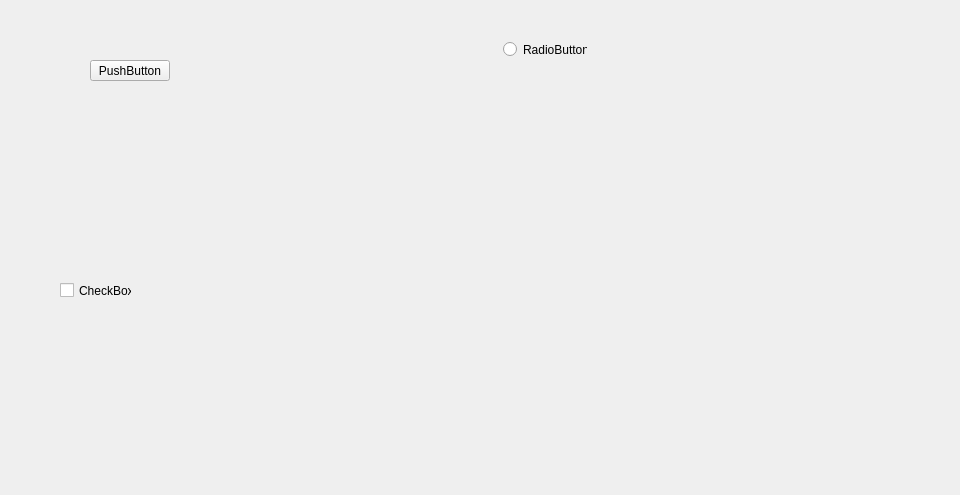
This is FinancialManager/Content/overviewwidget.ui in Aethermeister/FinancialManager as Qt 5 draws it before an edit. The edited form follows.
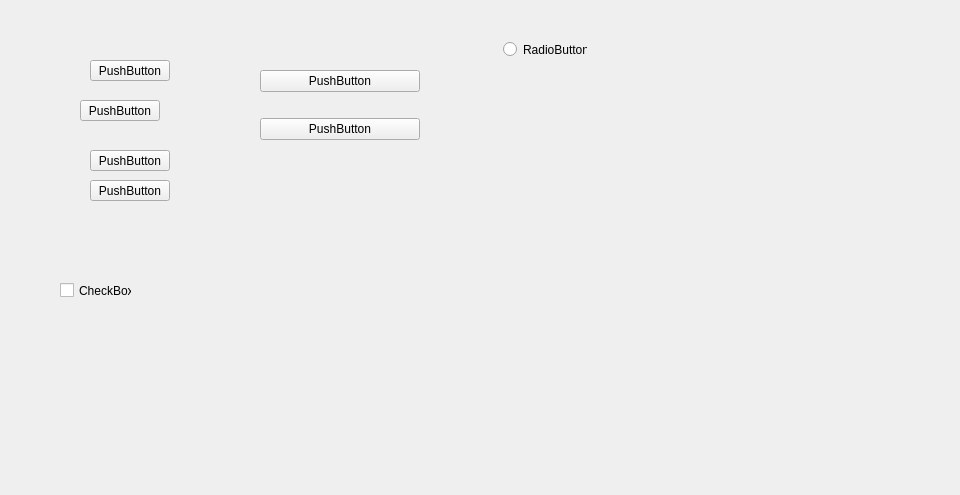
This is the edited form.

The edit to the form file:
```diff
--- a/FinancialManager/Content/overviewwidget.ui
+++ b/FinancialManager/Content/overviewwidget.ui
@@ -40,6 +40,117 @@
       <property name="text">
        <string>PushButton</string>
       </property>
+      <property name="checkable">
+       <bool>true</bool>
+      </property>
+      <property name="autoExclusive">
+       <bool>true</bool>
+      </property>
+     </widget>
+     <widget class="QPushButton" name="pushButton_2">
+      <property name="geometry">
+       <rect>
+        <x>80</x>
+        <y>100</y>
+        <width>80</width>
+        <height>21</height>
+       </rect>
+      </property>
+      <property name="text">
+       <string>PushButton</string>
+      </property>
+      <property name="checkable">
+       <bool>true</bool>
+      </property>
+      <property name="autoExclusive">
+       <bool>true</bool>
+      </property>
+     </widget>
+     <widget class="QWidget" name="verticalLayoutWidget">
+      <property name="geometry">
+       <rect>
+        <x>260</x>
+        <y>50</y>
+        <width>160</width>
+        <height>111</height>
+       </rect>
+      </property>
+      <layout class="QVBoxLayout" name="verticalLayout">
+       <item>
+        <widget class="QPushButton" name="pushButton_3">
+         <property name="text">
+          <string>PushButton</string>
+         </property>
+         <property name="checkable">
+          <bool>true</bool>
+         </property>
+         <property name="autoExclusive">
+          <bool>true</bool>
+         </property>
+        </widget>
+       </item>
+       <item>
+        <widget class="QPushButton" name="pushButton_4">
+         <property name="text">
+          <string>PushButton</string>
+         </property>
+         <property name="checkable">
+          <bool>true</bool>
+         </property>
+         <property name="autoExclusive">
+          <bool>true</bool>
+         </property>
+        </widget>
+       </item>
+      </layout>
+     </widget>
+     <widget class="QWidget" name="widget_2" native="true">
+      <property name="geometry">
+       <rect>
+        <x>70</x>
+        <y>130</y>
+        <width>120</width>
+        <height>80</height>
+       </rect>
+      </property>
+      <widget class="QPushButton" name="pushButton_5">
+       <property name="geometry">
+        <rect>
+         <x>20</x>
+         <y>20</y>
+         <width>80</width>
+         <height>21</height>
+        </rect>
+       </property>
+       <property name="text">
+        <string>PushButton</string>
+       </property>
+       <property name="checkable">
+        <bool>true</bool>
+       </property>
+       <property name="autoExclusive">
+        <bool>true</bool>
+       </property>
+      </widget>
+      <widget class="QPushButton" name="pushButton_6">
+       <property name="geometry">
+        <rect>
+         <x>20</x>
+         <y>50</y>
+         <width>80</width>
+         <height>21</height>
+        </rect>
+       </property>
+       <property name="text">
+        <string>PushButton</string>
+       </property>
+       <property name="checkable">
+        <bool>true</bool>
+       </property>
+       <property name="autoExclusive">
+        <bool>true</bool>
+       </property>
+      </widget>
      </widget>
     </widget>
    </item>
```
